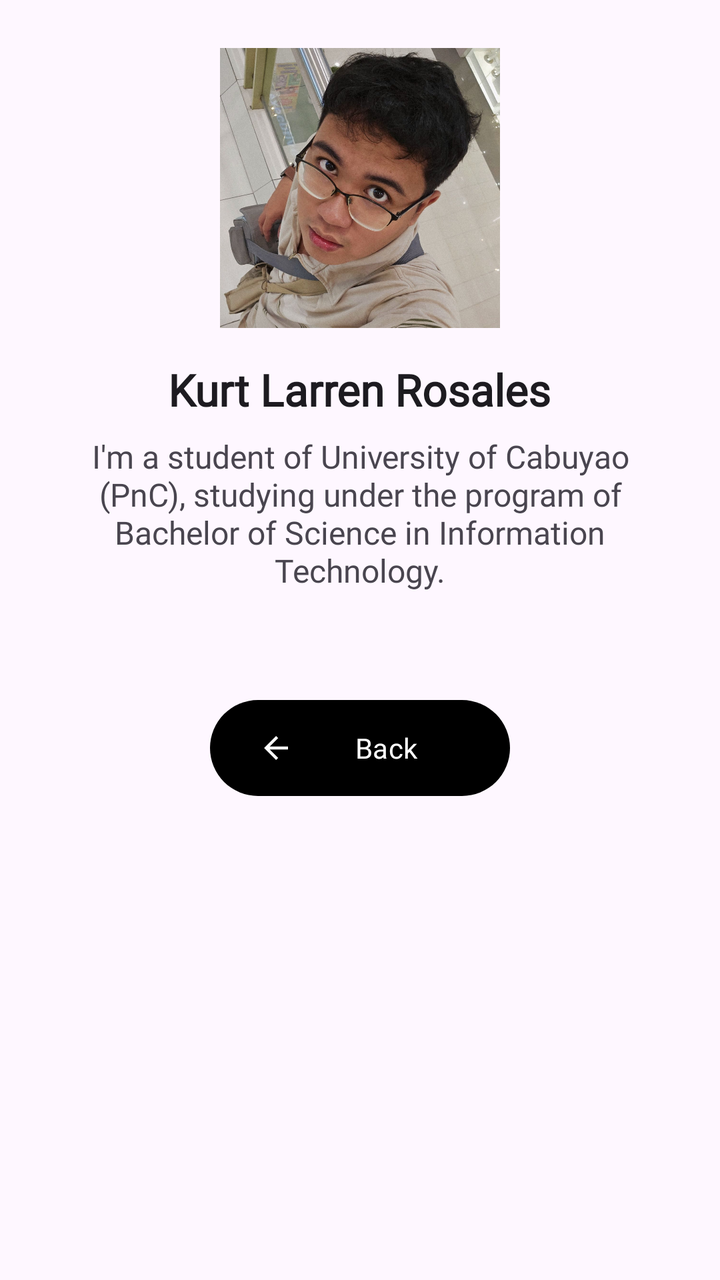
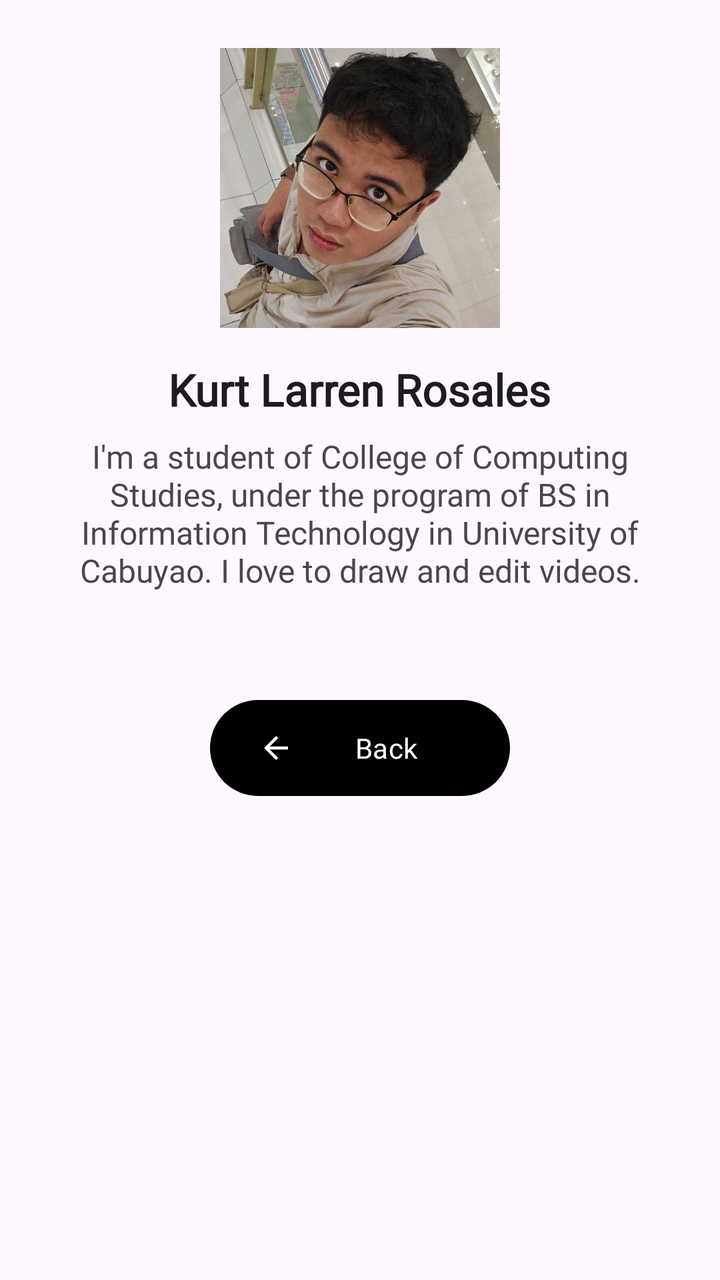

Screens rendered from an Android XML layout before and after an edit, with the pre-edit source and the edit as a unified diff.
<!-- AndroidManifest.xml: application theme Theme.DreamTeam -->
<!-- res/layout/activity_student_one.xml -->
<?xml version="1.0" encoding="utf-8"?>
<ScrollView xmlns:android="http://schemas.android.com/apk/res/android"
    xmlns:app="http://schemas.android.com/apk/res-auto"
    android:layout_width="match_parent"
    android:layout_height="match_parent"
    android:layout_marginTop="200dp"
    android:background="?attr/colorSurface">

    
    <LinearLayout
        android:layout_width="match_parent"
        android:layout_height="match_parent"
        android:gravity="center_vertical|center_horizontal"
        android:orientation="vertical"
        android:padding="24dp">

        <ImageView
            android:id="@+id/imgStudent"
            android:layout_width="140dp"
            android:layout_height="140dp"
            android:layout_marginBottom="16dp"
            android:clipToOutline="true"
            android:contentDescription="Student photo"
            android:scaleType="centerCrop"
            android:src="@drawable/student1" />

        <TextView
            android:layout_width="wrap_content"
            android:layout_height="wrap_content"
            android:layout_marginBottom="8dp"
            android:fontFamily="@font/jostbold"
            android:text="Kurt Larren Rosales"
            android:textColor="?attr/colorOnSurface"
            android:textSize="22sp"
            android:textStyle="bold" />

        <TextView
            android:layout_width="match_parent"
            android:layout_height="wrap_content"
            android:layout_marginBottom="50dp"
            android:fontFamily="@font/jostregular"
            android:gravity="center"
            android:text="I'm a student of University of Cabuyao (PnC), studying under the program of Bachelor of Science in Information Technology."
            android:textColor="?attr/colorOnSurfaceVariant"
            android:textSize="16sp" />

        <com.google.android.material.button.MaterialButton
            android:id="@+id/btnBack"
            android:layout_width="150dp"
            android:layout_height="56dp"
            android:layout_marginBottom="24dp"
            android:fontFamily="@font/jostregular"
            android:text="Back"
            android:textColor="@android:color/white"
            app:backgroundTint="@android:color/black"
            app:cornerRadius="50dp"
            app:icon="@drawable/ic_arrow_back" />

    </LinearLayout>
</ScrollView>
<!-- resources referenced by this layout -->
<resources>
  <!-- drawable ic_arrow_back (drawable) -->
  <vector xmlns:android="http://schemas.android.com/apk/res/android" android:autoMirrored="true" android:height="24dp" android:tint="#000000" android:viewportHeight="960" android:viewportWidth="960" android:width="24dp">
        
      <path android:fillColor="@android:color/white" android:pathData="M313,520L537,744L480,800L160,480L480,160L537,216L313,440L800,440L800,520L313,520Z"/>
      
  </vector>
  <!-- drawable student1: jpg bitmap (drawable, 209499 bytes) -->
  <style name="Theme.DreamTeam" parent="Theme.Material3.DayNight.NoActionBar">
          <item name="android:windowBackground">?attr/colorSurface</item>
  
          <item name="android:statusBarColor">@android:color/black</item>
  
      </style>
</resources>

<!-- the commit's change to res/layout/activity_student_one.xml (unified diff, before → after) -->
@@ -40,7 +40,7 @@
             android:layout_marginBottom="50dp"
             android:fontFamily="@font/jostregular"
             android:gravity="center"
-            android:text="I'm a student of University of Cabuyao (PnC), studying under the program of Bachelor of Science in Information Technology."
+            android:text="I'm a student of College of Computing Studies, under the program of BS in Information Technology in University of Cabuyao. I love to draw and edit videos."
             android:textColor="?attr/colorOnSurfaceVariant"
             android:textSize="16sp" />
 
